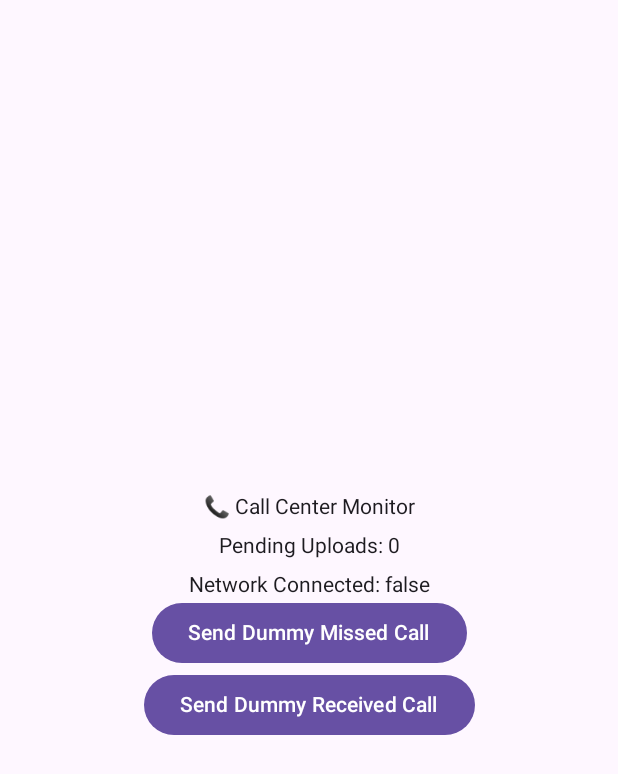
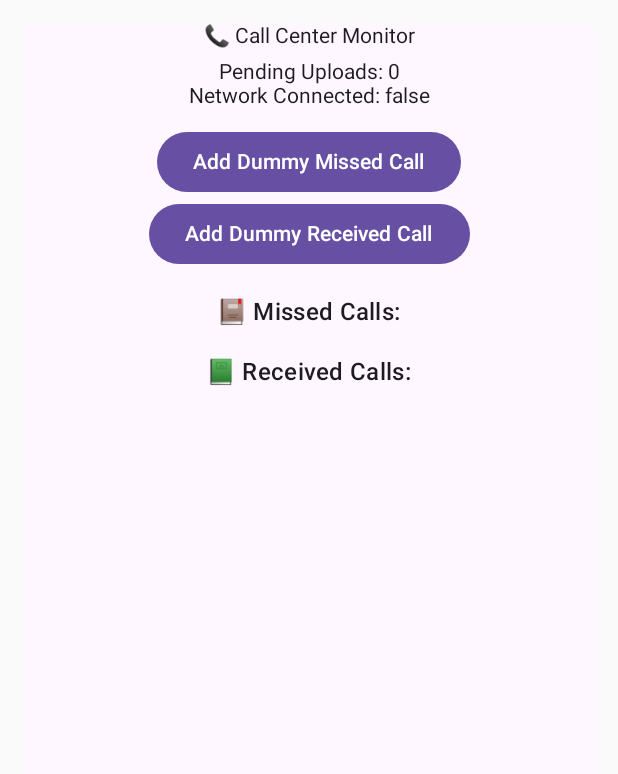
Before and after one commit to sattar-kuet/monitoring_app, an Android app built with Jetpack Compose: the screen it shows after launch (MainActivity), on a phone screen of 412 x 824 dp. Shown: the top 774 px of the screen. Run offline under Robolectric (Android 15) with nearby library versions, the phone set to English and light mode, and no system bars; our stand-ins replace Room's generated code.

Commit message:
missed call sync and direct store flow created

```diff
--- a/app/src/main/java/com/example/callcenter/ApiService.kt
+++ b/app/src/main/java/com/example/callcenter/ApiService.kt
@@ -24,7 +24,7 @@ interface ApiService {
     object ApiClient {
         val apiService: ApiService by lazy {
             Retrofit.Builder()
-            .baseUrl("https://intl.itscholarbd.com/") // তোমার API এর base URL
+                .baseUrl("https://intl.itscholarbd.com/")
                 .addConverterFactory(GsonConverterFactory.create())
                 .build()
                 .create(ApiService::class.java)
--- a/app/src/main/java/com/example/callcenter/Dao.kt
+++ b/app/src/main/java/com/example/callcenter/Dao.kt
@@ -2,14 +2,33 @@ package com.example.callcenter
 
 import androidx.room.Dao
 import androidx.room.Insert
+import androidx.room.OnConflictStrategy
 import androidx.room.Query
 
 @Dao
 interface CallDao {
-    @Insert suspend fun insertMissedCall(call: MissedCallEntity)
-    @Insert suspend fun insertReceivedCall(call: ReceivedCallEntity)
-    @Query("SELECT * FROM missed_calls WHERE synced = 0") suspend fun getUnsyncedMissed(): List<MissedCallEntity>
-    @Query("SELECT * FROM received_calls WHERE synced = 0") suspend fun getUnsyncedRecv(): List<ReceivedCallEntity>
-    @Query("UPDATE missed_calls SET synced = 1 WHERE id = :id") suspend fun markMissedSynced(id: Int)
-    @Query("UPDATE received_calls SET synced = 1 WHERE id = :id") suspend fun markRecvSynced(id: Int)
+
+    @Insert(onConflict = OnConflictStrategy.REPLACE)
+    suspend fun insertMissedCall(call: MissedCallEntity)
+
+    @Insert(onConflict = OnConflictStrategy.REPLACE)
+    suspend fun insertReceivedCall(call: ReceivedCallEntity)
+
+    @Query("SELECT * FROM missed_calls WHERE synced = 0")
+    suspend fun getUnsyncedMissed(): List<MissedCallEntity>
+
+    @Query("SELECT * FROM received_calls WHERE synced = 0")
+    suspend fun getUnsyncedRecv(): List<ReceivedCallEntity>
+
+    @Query("UPDATE missed_calls SET synced = 1 WHERE id = :id")
+    suspend fun markMissedSynced(id: Int)
+
+    @Query("UPDATE received_calls SET synced = 1 WHERE id = :id")
+    suspend fun markRecvSynced(id: Int)
+
+    @Query("SELECT * FROM missed_calls ORDER BY dateTime DESC")
+    suspend fun getAllMissedCalls(): List<MissedCallEntity>
+
+    @Query("SELECT * FROM received_calls ORDER BY dateTime DESC")
+    suspend fun getAllReceivedCalls(): List<ReceivedCallEntity>
 }
--- a/app/src/main/java/com/example/callcenter/MainActivity.kt
+++ b/app/src/main/java/com/example/callcenter/MainActivity.kt
@@ -1,6 +1,7 @@
 package com.example.callcenter
 
 import android.Manifest
+import android.content.Intent
 import android.os.Bundle
 import androidx.activity.ComponentActivity
 import androidx.activity.compose.setContent
@@ -10,7 +11,9 @@ import androidx.compose.foundation.layout.Column
 import androidx.compose.foundation.layout.Spacer
 import androidx.compose.foundation.layout.fillMaxSize
 import androidx.compose.foundation.layout.height
+import androidx.compose.foundation.layout.padding
 import androidx.compose.material3.Button
+import androidx.compose.material3.MaterialTheme
 import androidx.compose.material3.Surface
 import androidx.compose.material3.Text
 import androidx.compose.ui.Alignment
@@ -19,15 +22,13 @@ import androidx.compose.ui.unit.dp
 import androidx.lifecycle.viewmodel.compose.viewModel
 
 class MainActivity : ComponentActivity() {
+
+    // ✅ সব প্রয়োজনীয় permission
     private val permissions = arrayOf(
+        Manifest.permission.ANSWER_PHONE_CALLS,
         Manifest.permission.READ_CALL_LOG,
         Manifest.permission.READ_PHONE_STATE,
-        Manifest.permission.RECORD_AUDIO,
-        Manifest.permission.READ_CONTACTS,
-        Manifest.permission.WRITE_EXTERNAL_STORAGE,
-        Manifest.permission.FOREGROUND_SERVICE,
-        Manifest.permission.INTERNET,
-        Manifest.permission.ACCESS_NETWORK_STATE
+        Manifest.permission.READ_PHONE_NUMBERS
     )
 
     override fun onCreate(savedInstanceState: Bundle?) {
@@ -36,30 +37,49 @@ class MainActivity : ComponentActivity() {
         val permissionLauncher = registerForActivityResult(
             ActivityResultContracts.RequestMultiplePermissions()
         ) { result ->
-            // show granted or denied
+            val allGranted = result.values.all { it }
+            if (allGranted) {
+                // Permission granted → Safe ভাবে CallMonitorService চালাও
+                val serviceIntent = Intent(this, CallMonitorService::class.java)
+                startForegroundService(serviceIntent)
+            } else {
+                // Permission deny হলে user কে alert দাও
+                println("⚠ All required permissions not granted!")
+            }
         }
+
+        // Launch permission request
         permissionLauncher.launch(permissions)
 
+        // ✅ Compose UI সেট
         setContent {
             val vm: MainViewModel = viewModel()
 
-            Surface(modifier = Modifier.fillMaxSize()) {
+            Surface(modifier = Modifier.fillMaxSize().padding(16.dp)) {
                 Column(
                     horizontalAlignment = Alignment.CenterHorizontally,
-                    verticalArrangement = Arrangement.Center
+                    verticalArrangement = Arrangement.Top
                 ) {
                     Text("📞 Call Center Monitor")
-                    Spacer(Modifier.height(10.dp))
+                    Spacer(Modifier.height(8.dp))
                     Text("Pending Uploads: ${vm.pendingCount}")
-                    Spacer(Modifier.height(10.dp))
                     Text("Network Connected: ${vm.isConnected}")
 
-                    Button (onClick = { vm.testMissedCall() }) {
-                        Text("Send Dummy Missed Call")
+                    Spacer(Modifier.height(12.dp))
+                    Button(onClick = { vm.testMissedCall() }) { Text("Add Dummy Missed Call") }
+                    Button(onClick = { vm.testReceivedCall() }) { Text("Add Dummy Received Call") }
+
+                    Spacer(Modifier.height(16.dp))
+                    Text("📕 Missed Calls:", style = MaterialTheme.typography.titleMedium)
+                    vm.missedCallList.forEach { call ->
+                        Text("- ${call.fromNumber} at ${call.dateTime}")
                     }
 
-                    Button(onClick = { vm.testReceivedCall() }) {
-                        Text("Send Dummy Received Call")
+                    Spacer(Modifier.height(16.dp))
+                    Text("📗 Received Calls:", style = MaterialTheme.typography.titleMedium)
+                    vm.receivedCallList.forEach { call ->
+                        val sec = call.delayMs / 1000
+                        Text("- ${call.fromNumber} after $sec sec at ${call.dateTime}")
                     }
                 }
             }
--- a/app/src/main/java/com/example/callcenter/MainViewModel.kt
+++ b/app/src/main/java/com/example/callcenter/MainViewModel.kt
@@ -17,6 +17,12 @@ class MainViewModel(application: Application) : AndroidViewModel(application) {
     var isConnected by mutableStateOf(false)
         private set
 
+    var missedCallList by mutableStateOf<List<MissedCallEntity>>(emptyList())
+        private set
+
+    var receivedCallList by mutableStateOf<List<ReceivedCallEntity>>(emptyList())
+        private set
+
     private val db = AppDatabase.getInstance(application)
     private val repo = Repository(db, ApiClient.apiService, application)
 
@@ -24,6 +30,7 @@ class MainViewModel(application: Application) : AndroidViewModel(application) {
         viewModelScope.launch {
             while (true) {
                 refreshStats()
+                loadCallLists()
                 delay(5000)
             }
         }
@@ -39,22 +46,25 @@ class MainViewModel(application: Application) : AndroidViewModel(application) {
 
         if (online && pendingCount > 0) {
             repo.syncOfflineData()
-
-            // আবার রিফ্রেশ করো
             val missed2 = db.callDao().getUnsyncedMissed()
             val recv2 = db.callDao().getUnsyncedRecv()
             pendingCount = missed2.size + recv2.size
         }
     }
-    // ✅ TEST API for Missed Call
+
+    private suspend fun loadCallLists() {
+        missedCallList = db.callDao().getAllMissedCalls()
+        receivedCallList = db.callDao().getAllReceivedCalls()
+    }
+
     fun testMissedCall() {
         viewModelScope.launch {
             repo.saveMissedCall("01521739173", Util.currentDateTime())
             refreshStats()
+            loadCallLists()
         }
     }
 
-    // ✅ TEST API for Received Call
     fun testReceivedCall() {
         viewModelScope.launch {
             repo.saveReceivedCall(
@@ -64,6 +74,7 @@ class MainViewModel(application: Application) : AndroidViewModel(application) {
                 dateTime = Util.currentDateTime()
             )
             refreshStats()
+            loadCallLists()
         }
     }
 }
```
Also changed, not shown: app/src/main/AndroidManifest.xml (+7 -8 lines), app/src/main/java/com/example/callcenter/CallDetectService.kt (added, +39 -0 lines), app/src/main/java/com/example/callcenter/CallMonitorService.kt (added, +98 -0 lines), app/src/main/java/com/example/callcenter/CallReceiver.kt (+48 -28 lines), app/src/main/java/com/example/callcenter/CallService.kt (+21 -18 lines), app/src/main/java/com/example/callcenter/Repository.kt (+9 -41 lines). Lines whose indentation alone changed are shown as unchanged.
